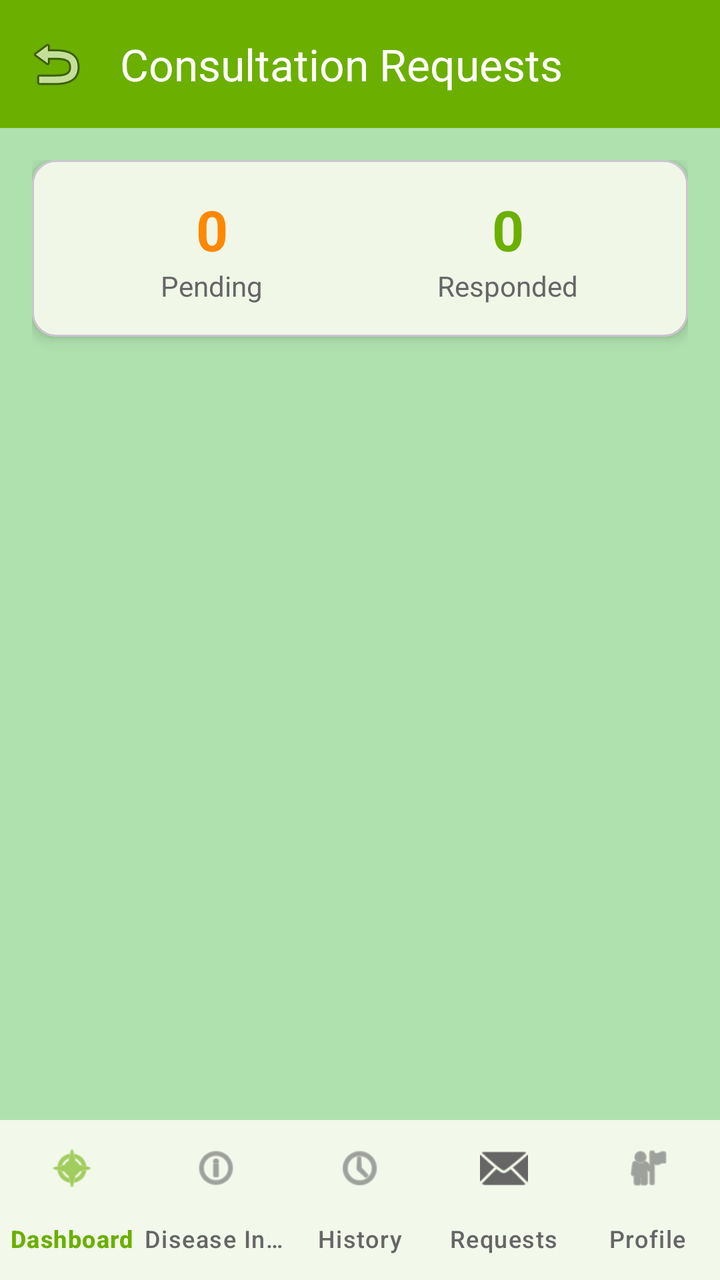
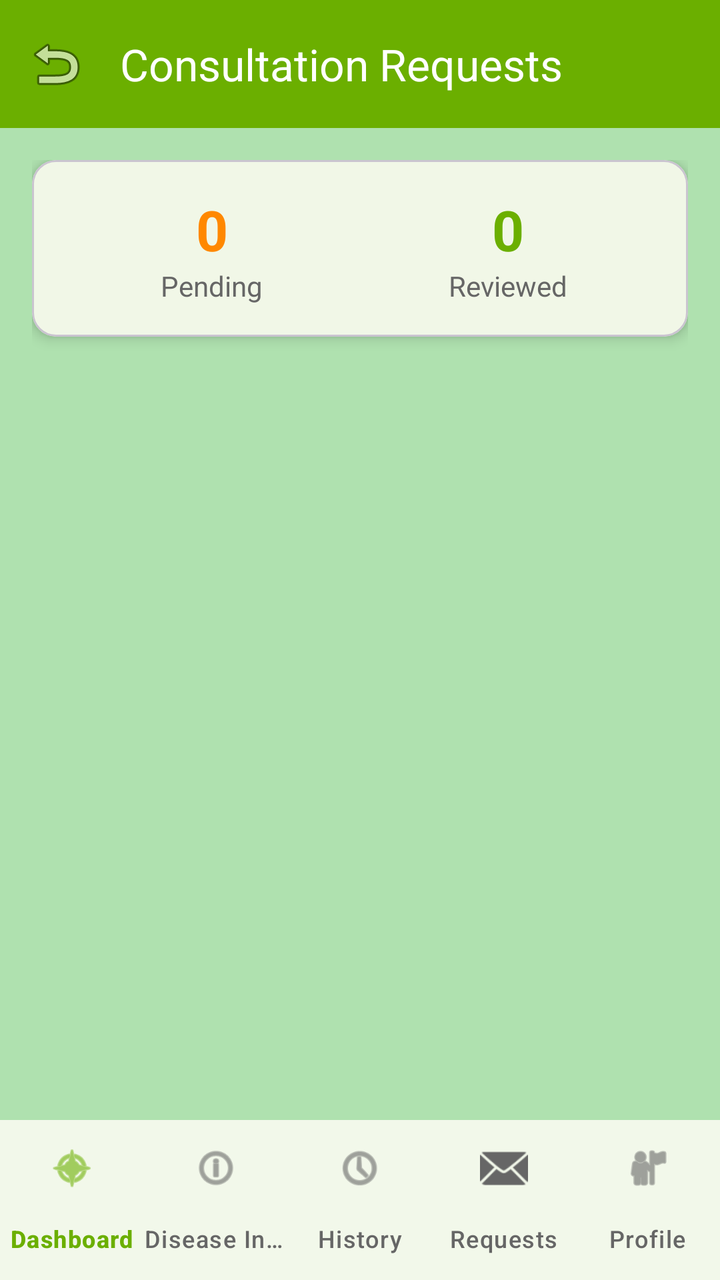

Screens rendered from an Android XML layout before and after an edit, with the pre-edit source and the edit as a unified diff.
<!-- AndroidManifest.xml: application theme Theme.CapstoneProjectApp -->
<!-- res/layout/activity_consultation_requests.xml -->
<?xml version="1.0" encoding="utf-8"?>
<androidx.coordinatorlayout.widget.CoordinatorLayout xmlns:android="http://schemas.android.com/apk/res/android"
    xmlns:app="http://schemas.android.com/apk/res-auto"
    android:layout_width="match_parent"
    android:layout_height="match_parent"
    android:fitsSystemWindows="true"
    android:background="@color/Soft_Mint_Green">

    <com.google.android.material.appbar.AppBarLayout
        android:layout_width="match_parent"
        android:layout_height="wrap_content">

        <com.google.android.material.appbar.MaterialToolbar
            android:id="@+id/toolbar"
            android:layout_width="match_parent"
            android:layout_height="?attr/actionBarSize"
            android:background="@color/Deep_Natural_Green"
            app:title="Consultation Requests"
            app:titleTextColor="@android:color/white"
            app:navigationIcon="@android:drawable/ic_menu_revert" />
    </com.google.android.material.appbar.AppBarLayout>

    <androidx.core.widget.NestedScrollView
        android:layout_width="match_parent"
        android:layout_height="match_parent"
        android:clipToPadding="false"
        android:paddingBottom="88dp"
        app:layout_behavior="@string/appbar_scrolling_view_behavior">

        <LinearLayout
            android:layout_width="match_parent"
            android:layout_height="wrap_content"
            android:orientation="vertical"
            android:padding="16dp">

            
            <com.google.android.material.card.MaterialCardView
                android:layout_width="match_parent"
                android:layout_height="wrap_content"
                android:layout_marginBottom="16dp"
                app:cardElevation="4dp"
                app:cardCornerRadius="12dp">

                <LinearLayout
                    android:layout_width="match_parent"
                    android:layout_height="wrap_content"
                    android:orientation="horizontal"
                    android:padding="16dp">

                    <LinearLayout
                        android:layout_width="0dp"
                        android:layout_height="wrap_content"
                        android:layout_weight="1"
                        android:orientation="vertical"
                        android:gravity="center">

                        <TextView
                            android:id="@+id/tvPendingCount"
                            android:layout_width="wrap_content"
                            android:layout_height="wrap_content"
                            android:text="0"
                            android:textSize="28sp"
                            android:textStyle="bold"
                            android:textColor="@android:color/holo_orange_dark" />

                        <TextView
                            android:layout_width="wrap_content"
                            android:layout_height="wrap_content"
                            android:text="Pending"
                            android:textSize="14sp"
                            android:textColor="@color/Muted_Gray" />
                    </LinearLayout>

                    <LinearLayout
                        android:layout_width="0dp"
                        android:layout_height="wrap_content"
                        android:layout_weight="1"
                        android:orientation="vertical"
                        android:gravity="center">

                        <TextView
                            android:id="@+id/tvRespondedCount"
                            android:layout_width="wrap_content"
                            android:layout_height="wrap_content"
                            android:text="0"
                            android:textSize="28sp"
                            android:textStyle="bold"
                            android:textColor="@color/Deep_Natural_Green" />

                        <TextView
                            android:layout_width="wrap_content"
                            android:layout_height="wrap_content"
                            android:text="Responded"
                            android:textSize="14sp"
                            android:textColor="@color/Muted_Gray" />
                    </LinearLayout>

                </LinearLayout>
            </com.google.android.material.card.MaterialCardView>

            
            <androidx.recyclerview.widget.RecyclerView
                android:id="@+id/requestsRecyclerView"
                android:layout_width="match_parent"
                android:layout_height="wrap_content"
                android:nestedScrollingEnabled="false" />

            
            <LinearLayout
                android:id="@+id/emptyStateLayout"
                android:layout_width="match_parent"
                android:layout_height="wrap_content"
                android:orientation="vertical"
                android:gravity="center"
                android:padding="32dp"
                android:visibility="gone">

                <ImageView
                    android:layout_width="80dp"
                    android:layout_height="80dp"
                    android:src="@android:drawable/ic_dialog_email"
                    app:tint="@color/Muted_Gray"
                    android:layout_marginBottom="16dp" />

                <TextView
                    android:layout_width="wrap_content"
                    android:layout_height="wrap_content"
                    android:text="No consultation requests yet"
                    android:textSize="16sp"
                    android:textColor="@color/Muted_Gray"
                    android:textAlignment="center" />

                <TextView
                    android:layout_width="wrap_content"
                    android:layout_height="wrap_content"
                    android:layout_marginTop="8dp"
                    android:text="Farmers will be able to contact you for expert advice"
                    android:textSize="14sp"
                    android:textColor="@color/Muted_Gray"
                    android:textAlignment="center" />
            </LinearLayout>

            
            <LinearLayout
                android:id="@+id/loadingLayout"
                android:layout_width="match_parent"
                android:layout_height="wrap_content"
                android:orientation="vertical"
                android:gravity="center"
                android:padding="32dp"
                android:visibility="gone">

                <ProgressBar
                    android:layout_width="48dp"
                    android:layout_height="48dp"
                    android:indeterminateTint="@color/Deep_Natural_Green" />

                <TextView
                    android:layout_width="wrap_content"
                    android:layout_height="wrap_content"
                    android:layout_marginTop="16dp"
                    android:text="Loading requests..."
                    android:textSize="14sp"
                    android:textColor="@color/Muted_Gray" />
            </LinearLayout>

        </LinearLayout>
    </androidx.core.widget.NestedScrollView>

    
    <com.google.android.material.bottomnavigation.BottomNavigationView
        android:id="@+id/bottomNavigation"
        android:layout_width="match_parent"
        android:layout_height="wrap_content"
        android:layout_gravity="bottom"
        android:background="@android:color/white"
        app:menu="@menu/expert_bottom_menu"
        app:itemIconTint="@color/bottom_nav_color"
        app:itemTextColor="@color/bottom_nav_color"
        app:labelVisibilityMode="labeled"
        app:layout_behavior="@string/hide_bottom_view_on_scroll_behavior" />

</androidx.coordinatorlayout.widget.CoordinatorLayout>
<!-- resources referenced by this layout -->
<resources>
  <color name="Deep_Natural_Green">#6BAF00</color>
  <color name="Muted_Gray">#666666</color>
  <color name="Soft_Mint_Green">#AFE1AF</color>
  <style name="Theme.CapstoneProjectApp" parent="Base.Theme.CapstoneProjectApp" />
  <style name="Base.Theme.CapstoneProjectApp" parent="Theme.Material3.Light.NoActionBar">
          
          <item name="colorPrimary">@color/Deep_Natural_Green</item>
          <item name="colorPrimaryVariant">@color/Mild_Tone_Green</item>
          <item name="colorOnPrimary">@android:color/white</item>
          
          
          <item name="colorSecondary">@color/Bright_Lime_Green</item>
          <item name="colorSecondaryVariant">@color/Mild_Tone_Green</item>
          <item name="colorOnSecondary">@android:color/white</item>
          
          
          <item name="android:colorBackground">@color/Soft_Mint_Green</item>
          <item name="colorSurface">@android:color/white</item>
          <item name="colorOnBackground">@color/Near_Black</item>
          <item name="colorOnSurface">@color/Near_Black</item>
          
          
          <item name="android:statusBarColor">@color/Deep_Natural_Green</item>
          <item name="android:windowLightStatusBar">false</item>
          
          
          <item name="android:navigationBarColor">@color/Deep_Natural_Green</item>
          
          
          <item name="android:forceDarkAllowed">false</item>
  
          
          <item name="bottomNavigationStyle">@style/Widget.App.BottomNavigationView</item>
      </style>
  <color name="Mild_Tone_Green">#7DA97D</color>&gt;
  <color name="Bright_Lime_Green">#A3D900</color>
  <color name="Near_Black">#1C1C1C</color>
  <style name="Widget.App.BottomNavigationView" parent="Widget.Material3.BottomNavigationView">
          <item name="materialThemeOverlay">@style/ThemeOverlay.App.BottomNavigationView</item>
          <item name="itemIconTint">@color/bottom_nav_color</item>
          <item name="itemTextColor">@color/bottom_nav_color</item>
          <item name="itemRippleColor">@color/Mild_Tone_Green</item>
      </style>
  <style name="ThemeOverlay.App.BottomNavigationView" parent="">
          <item name="colorPrimary">@color/Deep_Natural_Green</item>
          <item name="colorOnPrimary">@color/Muted_Gray</item>
          <item name="colorSurface">@android:color/white</item>
      </style>
</resources>

<!-- the commit's change to res/layout/activity_consultation_requests.xml (unified diff, before → after) -->
@@ -90,7 +90,7 @@
                         <TextView
                             android:layout_width="wrap_content"
                             android:layout_height="wrap_content"
-                            android:text="Responded"
+                            android:text="Reviewed"
                             android:textSize="14sp"
                             android:textColor="@color/Muted_Gray" />
                     </LinearLayout>
@@ -104,6 +104,15 @@
                 android:layout_width="match_parent"
                 android:layout_height="wrap_content"
                 android:nestedScrollingEnabled="false" />
+
+            <com.google.android.material.button.MaterialButton
+                android:id="@+id/btnLoadMore"
+                style="@style/Widget.Material3.Button.TextButton"
+                android:layout_width="wrap_content"
+                android:layout_height="wrap_content"
+                android:layout_gravity="center_horizontal"
+                android:text="Load more"
+                android:visibility="gone" />
 
             
             <LinearLayout
